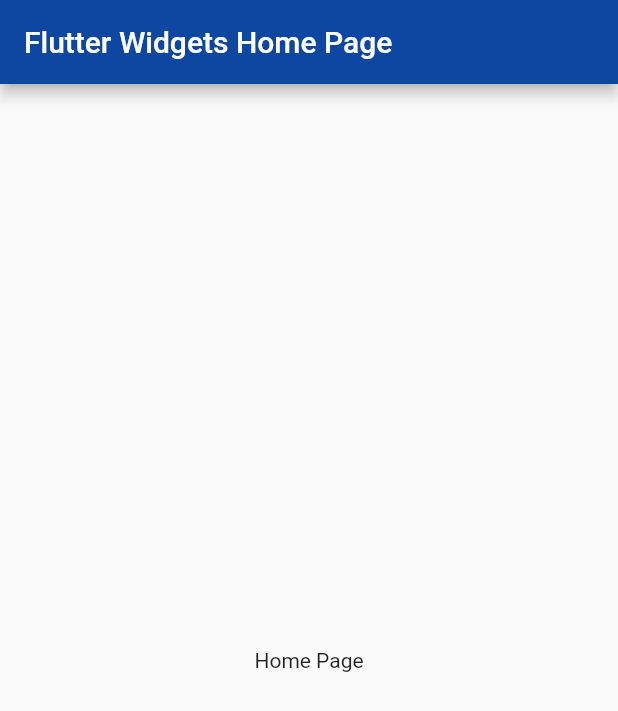
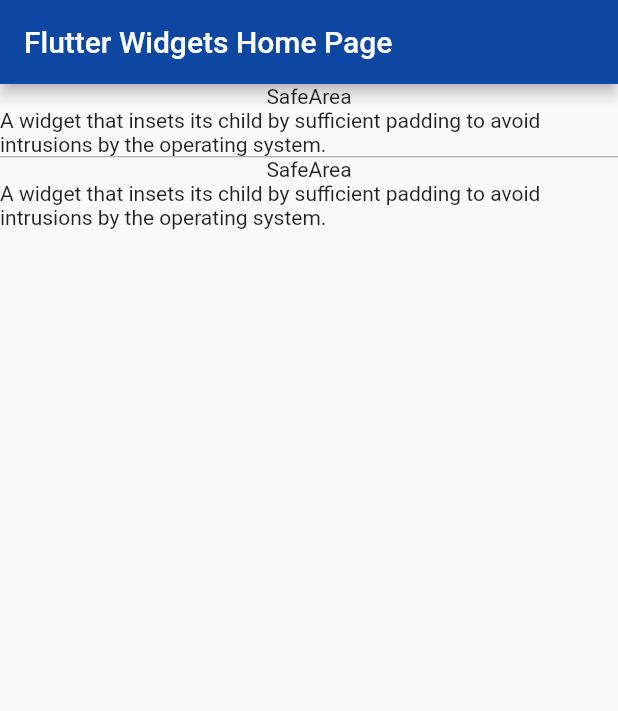
Before and after one commit to plusema86/flutter_widgets_examples, a Flutter app: the screen it shows after launch, on a phone screen of 412 x 824 dp. Shown: the top 711 px of the screen. Run offline on Flutter 3.47's test engine with Material 2 defaults, Android fonts, the phone set to English and light mode, and no system bars.

Commit message:
* SafeArea completed

```diff
--- a/lib/home_page.dart
+++ b/lib/home_page.dart
@@ -1,4 +1,6 @@
 import 'package:flutter/material.dart';
+import 'package:flutter_widgets_examples/models/routing_model.dart';
+import 'package:flutter_widgets_examples/utils/routing_utils.dart';
 
 class HomePage extends StatefulWidget {
   HomePage({Key key}) : super(key: key);
@@ -8,15 +10,54 @@
 }
 
 class _HomePageState extends State<HomePage> {
+  List<RoutingModel> widgetRouteList = RoutingUtils.widgetRouteList;
+
   @override
   Widget build(BuildContext context) {
     return Scaffold(
       appBar: AppBar(
         title: Text("Flutter Widgets Home Page"),
       ),
-      body: Center(
-        child: Text(
-          'Home Page',
+      body: ListView.separated(
+        separatorBuilder: (context, index) => Divider(
+          color: Colors.black38,
+          height: 1,
+        ),
+        itemCount: widgetRouteList.length,
+        itemBuilder: (BuildContext context, int index) {
+          RoutingModel routingItem = widgetRouteList[index];
+          return HomePageItemWidget(
+            title: routingItem.id,
+            routeName: routingItem.routeName,
+            description: routingItem.description,
+          );
+        },
+      ),
+    );
+  }
+}
+
+class HomePageItemWidget extends StatelessWidget {
+  final String title;
+  final String routeName;
+  final String description;
+
+  const HomePageItemWidget(
+      {Key key, this.title, this.routeName, this.description})
+      : super(key: key);
+
+  @override
+  Widget build(BuildContext context) {
+    return InkWell(
+      onTap: () {
+        Navigator.of(context).pushNamed(routeName);
+      },
+      child: Container(
+        child: Column(
+          children: <Widget>[
+            Text("$title"),
+            Text("$description"),
+          ],
         ),
       ),
     );
--- /dev/null
+++ b/lib/models/routing_model.dart
@@ -0,0 +1,7 @@
+class RoutingModel {
+  final String id;
+  final String routeName;
+  final String description;
+
+  RoutingModel(this.id, this.routeName, this.description);
+}
--- a/lib/safearea_widget/safearea_page.dart
+++ b/lib/safearea_widget/safearea_page.dart
@@ -1,4 +1,5 @@
 import 'package:flutter/material.dart';
+import 'package:flutter/services.dart';
 
 class SafeAreaPage extends StatefulWidget {
   SafeAreaPage({Key key}) : super(key: key);
@@ -8,8 +9,54 @@
 }
 
 class _SafeAreaPageState extends State<SafeAreaPage> {
+  bool safeAreaOn = true;
+
   @override
   Widget build(BuildContext context) {
-    return Container();
+    return AnnotatedRegion<SystemUiOverlayStyle>(
+      value: SystemUiOverlayStyle.dark,
+      child: Scaffold(
+        body: safeAreaOn
+            ? SafeArea(
+                child: MockListWidget(),
+              )
+            : Container(
+                child: MockListWidget(),
+              ),
+        floatingActionButton: Builder(builder: (BuildContext context) {
+          return FloatingActionButton(
+            onPressed: () {
+              setState(() {
+                safeAreaOn = !safeAreaOn;
+              });
+              Scaffold.of(context).showSnackBar(
+                SnackBar(
+                  content: Text("SafeArea ${safeAreaOn ? 'on' : 'off'}"),
+                ),
+              );
+            },
+            child: Icon(Icons.power_settings_new),
+          );
+        }),
+      ),
+    );
   }
 }
+
+class MockListWidget extends StatelessWidget {
+  @override
+  Widget build(BuildContext context) {
+    return Container(
+      child: ListView.separated(
+        separatorBuilder: (BuildContext context, int index) => const Divider(),
+        itemCount: 50,
+        itemBuilder: (BuildContext context, int index) {
+          return Container(
+            child: Text(
+                'Lorem ipsum dolor sit amet, consectetur adipiscing elit, sed do eiusmod tempor incididunt'),
+          );
+        },
+      ),
+    );
+  }
+}
--- /dev/null
+++ b/lib/utils/constants.dart
@@ -0,0 +1 @@
+const SAFE_AREA_DESCRIPTION = "A widget that insets its child by sufficient padding to avoid intrusions by the operating system.";
--- /dev/null
+++ b/lib/utils/routing_utils.dart
@@ -0,0 +1,14 @@
+import 'package:flutter_widgets_examples/models/routing_model.dart';
+import 'package:flutter_widgets_examples/utils/constants.dart';
+import 'package:flutter_widgets_examples/utils/routing_constants.dart';
+
+class RoutingUtils {
+  RoutingUtils._privateConstructor();
+
+  static final RoutingUtils instance = RoutingUtils._privateConstructor();
+
+  static List<RoutingModel> widgetRouteList = [
+    RoutingModel("SafeArea", SAFE_AREA_ROUTE, SAFE_AREA_DESCRIPTION),
+    RoutingModel("SafeArea", SAFE_AREA_ROUTE, SAFE_AREA_DESCRIPTION),
+  ];
+}
```
Also changed, not shown: 1 other file.
